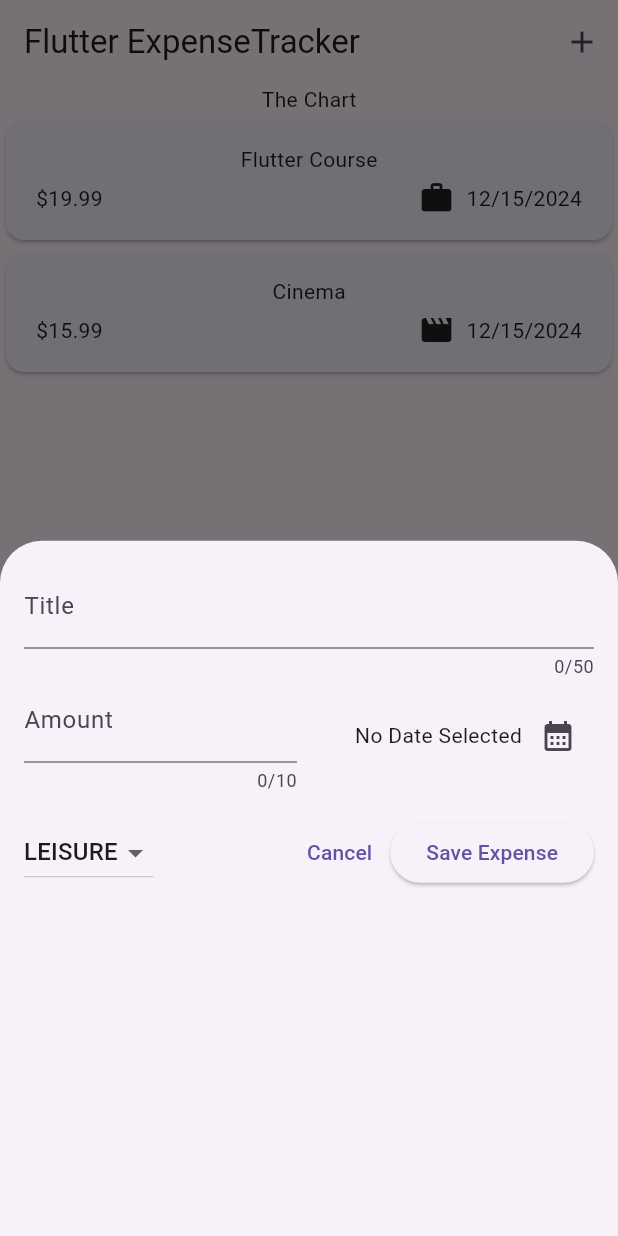
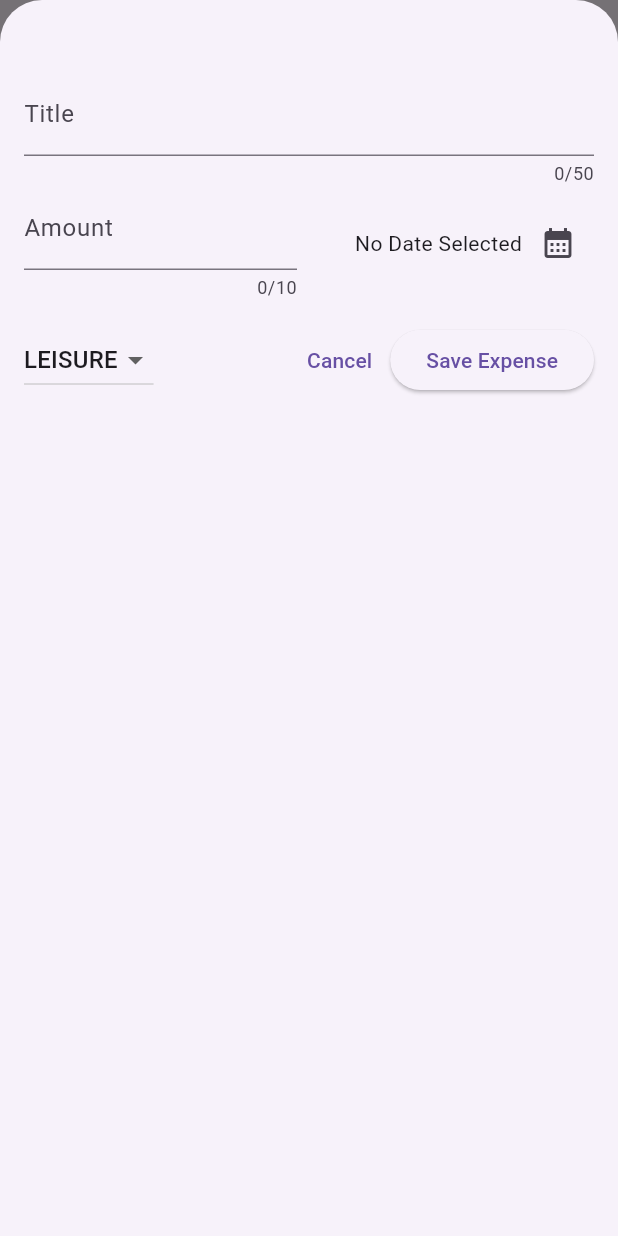
Before and after one commit to DulinaS/expense_tracker, a Flutter app: the screen it shows after launch, after a tap on the "add" icon, on a phone screen of 412 x 824 dp. Run offline on Flutter 3.47's test engine with Material 3 defaults, Android fonts, the phone set to English and light mode, and no system bars.

```diff
--- a/lib/widgets/expenses.dart
+++ b/lib/widgets/expenses.dart
@@ -38,6 +38,7 @@ class _ExpensesState extends State<Expenses> {
     //context--> contains related data to widgets
     //builder --> *Always a function that should return a widget*
     showModalBottomSheet(
+      isScrollControlled: true, //Model overlay will take up full screen
       context: context,
       builder: (ctx) {
         return  NewExpense(onAddExpense: _addExpense); //Passes the function addExpense to the newExpense class
--- a/lib/widgets/new_expense.dart
+++ b/lib/widgets/new_expense.dart
@@ -77,6 +77,7 @@ class _NewExpenseState extends State<NewExpense> {
           date: _selectedDate!,
           category: _selecedCategory),
     );
+    Navigator.pop(context); //Close model overlay after details are submitted
   }
 
   @override
@@ -91,7 +92,8 @@ class _NewExpenseState extends State<NewExpense> {
   Widget build(BuildContext context) {
     //Don't want widgets to the edge of the screen
     return Padding(
-      padding: const EdgeInsets.all(16),
+
+      padding: const EdgeInsets.fromLTRB(16,48,16,16),
       child: Column(
         children: [
           TextField(
```
